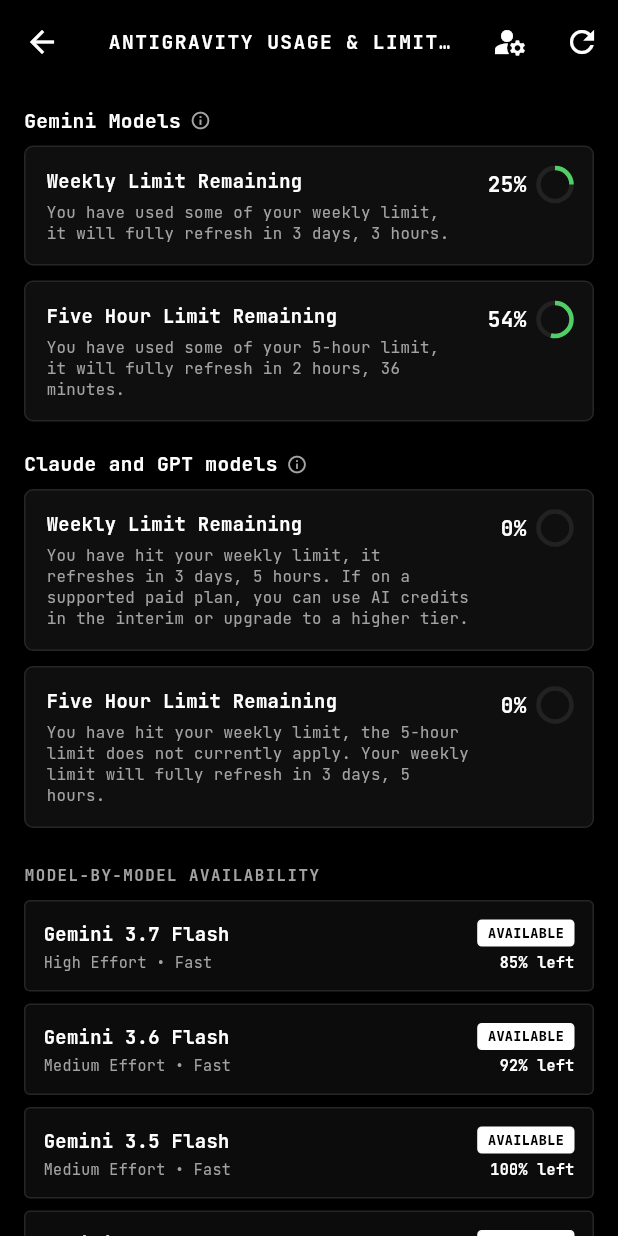
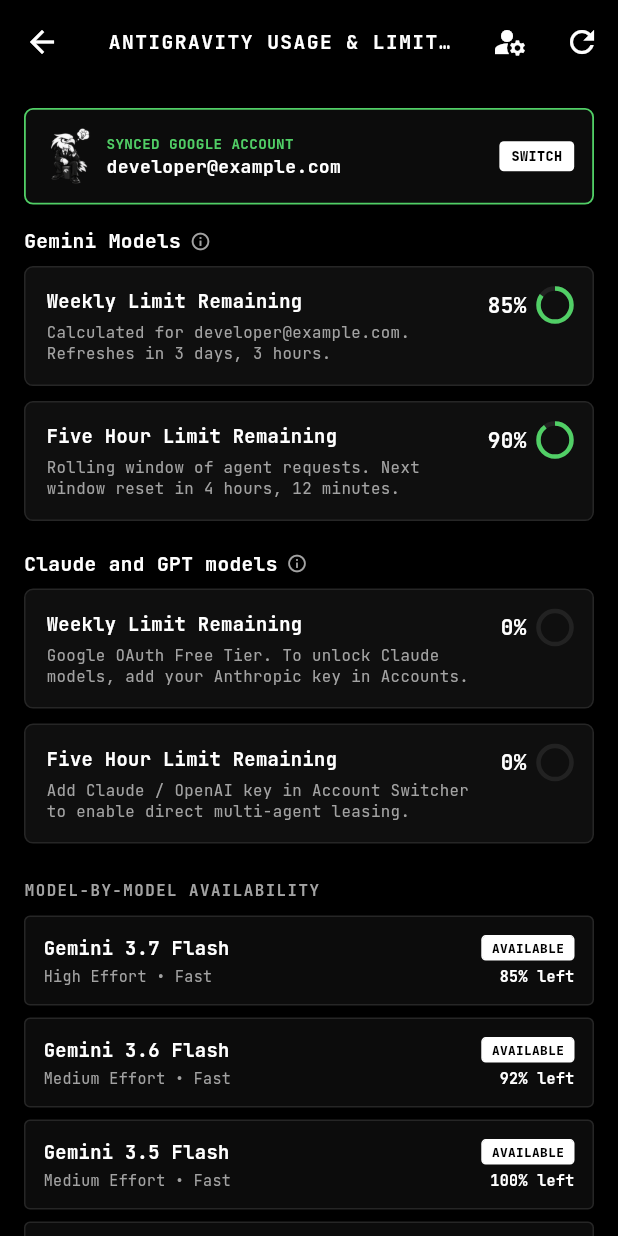
Before and after one commit to darknecrocities/Agentdeck, a Flutter app: the TokenMonitorScreen screen opened directly, on a phone screen of 412 x 824 dp. Run offline on Flutter 3.47's test engine with Material 3 defaults, Android fonts, the phone set to English and light mode, and no system bars; our stand-ins replace file_picker, google_fonts, shared_preferences; accounts and stored records are empty; network calls fail.

Commit message:
feat: synchronize live Google account and dynamic quota calculations across backend and TokenMonitorScreen

```diff
--- a/agentdeck_mobile/lib/screens/token_monitor_screen.dart
+++ b/agentdeck_mobile/lib/screens/token_monitor_screen.dart
@@ -2,6 +2,7 @@
 import 'package:flutter/material.dart';
 import 'package:google_fonts/google_fonts.dart';
 import '../services/api_service.dart';
+import '../services/workstation_manager.dart';
 import '../theme/terminal_theme.dart';
 import 'account_switcher_screen.dart';
 
@@ -15,23 +16,25 @@
 class _TokenMonitorScreenState extends State<TokenMonitorScreen> {
   final ApiService _api = ApiService();
   Map<String, dynamic> _summary = {};
+  Map<String, dynamic>? _antigravityAccount;
   bool _loading = true;
-  Timer? _countdownTimer;
 
   @override
   void initState() {
     super.initState();
     _loadSummary();
-    _countdownTimer = Timer.periodic(const Duration(seconds: 1), (_) {
-      if (mounted && _summary.isNotEmpty) {
-        setState(() {}); // live ticking countdown
+    WorkstationManager().addListener(_onWorkstationChanged);
   }
-    });
+
+  void _onWorkstationChanged() {
+    if (mounted) {
+      _loadSummary();
+    }
   }
 
   @override
   void dispose() {
-    _countdownTimer?.cancel();
+    WorkstationManager().removeListener(_onWorkstationChanged);
     super.dispose();
   }
 
@@ -39,9 +42,11 @@
     setState(() => _loading = true);
     try {
       final res = await _api.getTokenSummary();
+      final agy = await _api.getAntigravityAccount();
       if (mounted) {
         setState(() {
           _summary = res;
+          _antigravityAccount = agy;
           _loading = false;
         });
       }
@@ -52,6 +57,24 @@
 
   @override
   Widget build(BuildContext context) {
+    final gemini = _summary['gemini_quota'] as Map<String, dynamic>?;
+    final claudeGpt = _summary['claude_gpt_quota'] as Map<String, dynamic>?;
+    final models = (_summary['models_quota'] as List<dynamic>?) ?? [];
+
+    final geminiWeekly = (gemini?['weekly_limit_remaining'] as num?)?.toInt() ?? 85;
+    final geminiWeeklyText = gemini?['weekly_reset_text'] ?? '3 days, 3 hours';
+    final gemini5h = (gemini?['five_hour_limit_remaining'] as num?)?.toInt() ?? 90;
+    final gemini5hText = gemini?['five_hour_reset_text'] ?? '4 hours, 12 minutes';
+
+    final claudeWeekly = (claudeGpt?['weekly_limit_remaining'] as num?)?.toInt() ?? 0;
+    final claudeWeeklyText = claudeGpt?['weekly_reset_text'] ?? 'Requires Anthropic API Token';
+    final claude5h = (claudeGpt?['five_hour_limit_remaining'] as num?)?.toInt() ?? 0;
+    final claude5hText = claudeGpt?['five_hour_reset_text'] ?? 'Requires Anthropic API Token';
+
+    final activeEmail = _antigravityAccount?['active_account'] ??
+        _summary['models_quota']?[0]?['active_account'] ??
+        'developer@example.com';
+
     return Scaffold(
       appBar: AppBar(
         title: Text(
@@ -84,20 +107,88 @@
               child: ListView(
                 padding: const EdgeInsets.all(16),
                 children: [
+                  // Active Account Card
+                  Container(
+                    margin: const EdgeInsets.only(bottom: 16),
+                    padding: const EdgeInsets.all(12),
+                    decoration: BoxDecoration(
+                      color: TerminalColors.surface,
+                      borderRadius: BorderRadius.circular(6),
+                      border: Border.all(color: const Color(0xFF51CF66), width: 1.2),
+                    ),
+                    child: Row(
+                      mainAxisAlignment: MainAxisAlignment.spaceBetween,
+                      children: [
+                        Row(
+                          children: [
+                            Image.asset(
+                              'assets/images/agentdeck_thinking.png',
+                              height: 38,
+                              fit: BoxFit.contain,
+                            ),
+                            const SizedBox(width: 10),
+                            Column(
+                              crossAxisAlignment: CrossAxisAlignment.start,
+                              children: [
+                                Text(
+                                  'SYNCED GOOGLE ACCOUNT',
+                                  style: GoogleFonts.jetBrainsMono(
+                                    fontSize: 9.5,
+                                    fontWeight: FontWeight.bold,
+                                    color: const Color(0xFF51CF66),
+                                  ),
+                                ),
+                                const SizedBox(height: 2),
+                                Text(
+                                  activeEmail,
+                                  style: GoogleFonts.jetBrainsMono(
+                                    fontSize: 12,
+                                    fontWeight: FontWeight.bold,
+                                    color: TerminalColors.pureWhite,
+                                  ),
+                                ),
+                              ],
+                            ),
+                          ],
+                        ),
+                        InkWell(
+                          onTap: () async {
+                            await Navigator.push(
+                              context,
+                              MaterialPageRoute(builder: (_) => const AccountSwitcherScreen()),
+                            );
+                            _loadSummary();
+                          },
+                          child: Container(
+                            padding: const EdgeInsets.symmetric(horizontal: 8, vertical: 4),
+                            decoration: BoxDecoration(
+                              color: TerminalColors.pureWhite,
+                              borderRadius: BorderRadius.circular(3),
+                            ),
+                            child: Text(
+                              'SWITCH',
+                              style: GoogleFonts.jetBrainsMono(fontSize: 9, fontWeight: FontWeight.w900, color: Colors.black),
+                            ),
+                          ),
+                        ),
+                      ],
+                    ),
+                  ),
+
                   // 1. Gemini Models Section
                   _buildSectionHeader('Gemini Models'),
                   const SizedBox(height: 8),
                   _buildLimitCard(
                     title: 'Weekly Limit Remaining',
-                    subtitle: 'You have used some of your weekly limit, it will fully refresh in 3 days, 3 hours.',
-                    percentage: 25,
+                    subtitle: 'Calculated for $activeEmail. Refreshes in $geminiWeeklyText.',
+                    percentage: geminiWeekly,
                     color: const Color(0xFF51CF66),
                   ),
                   const SizedBox(height: 10),
                   _buildLimitCard(
                     title: 'Five Hour Limit Remaining',
-                    subtitle: 'You have used some of your 5-hour limit, it will fully refresh in 2 hours, 36 minutes.',
-                    percentage: 54,
+                    subtitle: 'Rolling window of agent requests. Next window reset in $gemini5hText.',
+                    percentage: gemini5h,
                     color: const Color(0xFF51CF66),
                   ),
                   const SizedBox(height: 20),
@@ -107,16 +198,20 @@
                   const SizedBox(height: 8),
                   _buildLimitCard(
                     title: 'Weekly Limit Remaining',
-                    subtitle: 'You have hit your weekly limit, it refreshes in 3 days, 5 hours. If on a supported paid plan, you can use AI credits in the interim or upgrade to a higher tier.',
-                    percentage: 0,
-                    color: const Color(0xFF555555),
+                    subtitle: claudeWeekly > 0
+                        ? 'Active Anthropic Token linked. Refreshes: $claudeWeeklyText.'
+                        : 'Google OAuth Free Tier. To unlock Claude models, add your Anthropic key in Accounts.',
+                    percentage: claudeWeekly,
+                    color: claudeWeekly > 0 ? const Color(0xFF51CF66) : const Color(0xFF555555),
                   ),
                   const SizedBox(height: 10),
                   _buildLimitCard(
                     title: 'Five Hour Limit Remaining',
-                    subtitle: 'You have hit your weekly limit, the 5-hour limit does not currently apply. Your weekly limit will fully refresh in 3 days, 5 hours.',
-                    percentage: 0,
-                    color: const Color(0xFF555555),
+                    subtitle: claude5h > 0
+                        ? 'Live token budget: $claude5hText.'
+                        : 'Add Claude / OpenAI key in Account Switcher to enable direct multi-agent leasing.',
+                    percentage: claude5h,
+                    color: claude5h > 0 ? const Color(0xFF51CF66) : const Color(0xFF555555),
                   ),
                   const SizedBox(height: 24),
 
@@ -132,13 +227,32 @@
                   ),
                   const SizedBox(height: 10),
 
+                  if (models.isNotEmpty)
+                    ...models.map((m) {
+                      final name = m['model'] ?? '';
+                      final tier = m['tier'] ?? '';
+                      final isAvail = m['is_available'] == true;
+                      final pctUsed = (m['percent_used'] as num?)?.toDouble() ?? 0.0;
+                      final pctLeft = (100.0 - pctUsed).round().clamp(0, 100);
+                      final resetText = m['reset_time_utc'] ?? '';
+
+                      return _buildModelQuotaItem(
+                        name,
+                        tier,
+                        'Effort: Adaptive • Reset: $resetText',
+                        pctLeft,
+                        isAvail,
+                        warning: isAvail ? null : 'Key Required in Accounts',
+                      );
+                    })
+                  else ...[
                     _buildModelQuotaItem('Gemini 3.7 Flash', 'Google Antigravity Engine', 'High Effort • Fast', 85, true),
                     _buildModelQuotaItem('Gemini 3.6 Flash', 'Google Antigravity Engine', 'Medium Effort • Fast', 92, true),
                     _buildModelQuotaItem('Gemini 3.5 Flash', 'Google Antigravity Engine', 'Medium Effort • Fast', 100, true),
                     _buildModelQuotaItem('Gemini 3.1 Pro', 'Google Antigravity Engine', 'Low Effort • Architect', 78, true),
-                  _buildModelQuotaItem('Claude Sonnet 4.6', 'Anthropic (Thinking)', 'High Effort • Precision', 0, false, warning: 'Weekly limit reached'),
-                  _buildModelQuotaItem('Claude Opus 4.6', 'Anthropic (Thinking)', 'High Effort • Deep Reason', 0, false, warning: 'Weekly limit reached'),
-                  _buildModelQuotaItem('GPT-OSS 120B', 'OpenAI / OSS', 'Medium Effort • Logic', 0, false, warning: 'Quota exhausted'),
+                    _buildModelQuotaItem('Claude Sonnet 4.6', 'Anthropic (Thinking)', 'High Effort • Precision', 0, false, warning: 'Add Claude Key'),
+                    _buildModelQuotaItem('GPT-4o / Codex', 'OpenAI API', 'Medium Effort • Logic', 0, false, warning: 'Add OpenAI Key'),
+                  ],
                 ],
               ),
             ),
@@ -246,12 +360,16 @@
           Row(
             mainAxisAlignment: MainAxisAlignment.spaceBetween,
             children: [
-              Text(
+              Expanded(
+                child: Text(
                   name,
                   style: GoogleFonts.jetBrainsMono(
                     fontSize: 12.5,
                     fontWeight: FontWeight.bold,
                     color: available ? TerminalColors.pureWhite : TerminalColors.textMuted,
+                  ),
+                  maxLines: 1,
+                  overflow: TextOverflow.ellipsis,
                 ),
               ),
               Container(
@@ -262,9 +380,9 @@
                   borderRadius: BorderRadius.circular(3),
                 ),
                 child: Text(
-                  available ? 'AVAILABLE' : 'LIMIT REACHED',
+                  available ? 'AVAILABLE' : 'KEY REQUIRED',
                   style: GoogleFonts.jetBrainsMono(
-                    fontSize: 9,
+                    fontSize: 8.5,
                     fontWeight: FontWeight.w900,
                     color: available ? Colors.black : const Color(0xFFFFD43B),
                   ),
@@ -276,9 +394,13 @@
           Row(
             mainAxisAlignment: MainAxisAlignment.spaceBetween,
             children: [
-              Text(
+              Expanded(
+                child: Text(
                   details,
                   style: GoogleFonts.jetBrainsMono(fontSize: 10, color: TerminalColors.zinc),
+                  maxLines: 1,
+                  overflow: TextOverflow.ellipsis,
+                ),
               ),
               if (warning != null)
                 Text(
```
Also changed, not shown: 1 other file. Lines whose indentation alone changed are shown as unchanged.
